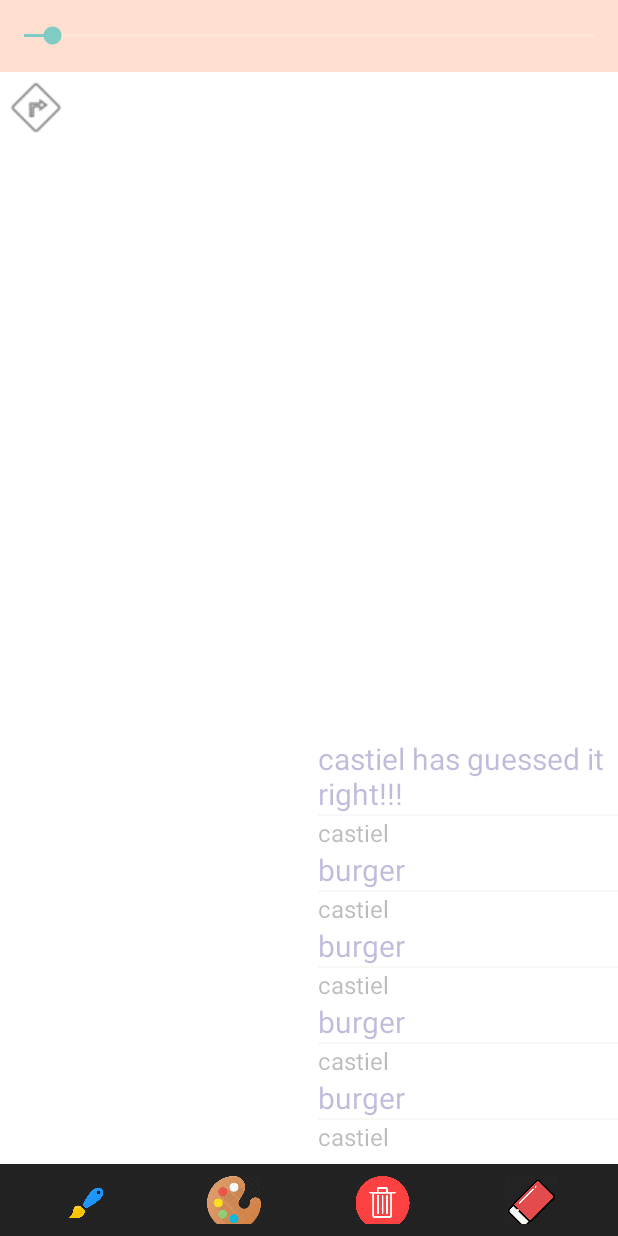
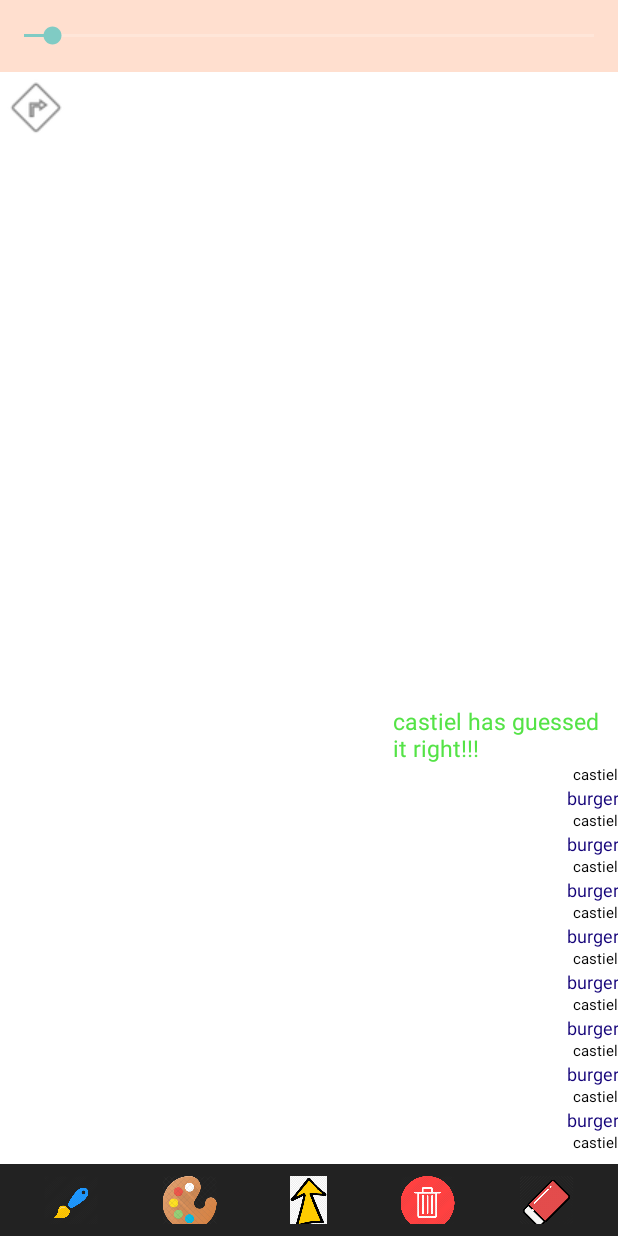
Before and after one commit to monkonmac/scribbl, an Android app: the screen it shows after launch (MainActivity), on a phone screen of 412 x 824 dp. Run offline under Robolectric (Android 15) with nearby library versions, the phone set to English and light mode, and no system bars.

Commit message:
added screenshot functionality

```diff
--- a/app/src/main/java/com/example/scribbl/AppValues.kt
+++ b/app/src/main/java/com/example/scribbl/AppValues.kt
@@ -9,5 +9,8 @@ class AppValues {
 
         @JvmStatic
         public val DEFAULT_BRUSH_WIDTH = 12f
+
+        @JvmStatic
+        public val SCREENSHOT_FOLDER = "Scribbles"
     }
 }
--- a/app/src/main/java/com/example/scribbl/CanvasCommand.kt
+++ b/app/src/main/java/com/example/scribbl/CanvasCommand.kt
@@ -1,5 +1,5 @@
 package com.example.scribbl
 
 enum class CanvasCommand {
-    UNDO, REDO, RESET, ERASER, BRUSH, PALETTE, DISABLE_DRAWING, ENABLE_DRAWING
+    UNDO, REDO, RESET, ERASER, BRUSH, PALETTE, DISABLE_DRAWING, ENABLE_DRAWING, SAVE_SCREENSHOT
 }
--- a/app/src/main/java/com/example/scribbl/MainActivity.kt
+++ b/app/src/main/java/com/example/scribbl/MainActivity.kt
@@ -9,7 +9,9 @@ import android.os.Handler
 import android.speech.RecognitionListener
 import android.speech.RecognizerIntent
 import android.speech.SpeechRecognizer
+import android.view.MotionEvent
 import android.view.View
+import android.view.ViewGroup
 import android.widget.EditText
 import android.widget.ImageView
 import android.widget.SeekBar
@@ -27,7 +29,7 @@ import java.util.ArrayList
 
 
 class MainActivity : AppCompatActivity(), View.OnClickListener, SeekBar.OnSeekBarChangeListener, DrawingViewEventListener,
-    GameScreen.GameScreenActionListener {
+    GameScreen.GameScreenActionListener, RecyclerView.OnItemTouchListener {
 
     private var fragManager: FragmentManager? = null
     private lateinit var gameScreen: GameScreen
@@ -35,6 +37,7 @@ class MainActivity : AppCompatActivity(), View.OnClickListener, SeekBar.OnSeekBa
     private lateinit var iv_button_2: ImageView
     private lateinit var iv_button_3: ImageView
     private lateinit var iv_button_4: ImageView
+    private lateinit var iv_button_5: ImageView
 
     private lateinit var sizeSlider: AppCompatSeekBar
 
@@ -55,6 +58,8 @@ class MainActivity : AppCompatActivity(), View.OnClickListener, SeekBar.OnSeekBa
     private lateinit var rvUserMessage : RecyclerView
     private lateinit var linearLayoutManager: LinearLayoutManager
 
+    private var rvMinMode = true
+
     override fun onCreate(savedInstanceState: Bundle?) {
         super.onCreate(savedInstanceState)
         setContentView(R.layout.activity_main)
@@ -64,6 +69,7 @@ class MainActivity : AppCompatActivity(), View.OnClickListener, SeekBar.OnSeekBa
         rvUserMessage.layoutManager = linearLayoutManager
         rvUserMessage.itemAnimator = DefaultItemAnimator()
         rvUserMessage.adapter = UserMessageAdapter(getUserMessages())
+        rvUserMessage.addOnItemTouchListener(this)
 
         fragManager = supportFragmentManager
         gameScreen = GameScreen(this, this)
@@ -72,7 +78,7 @@ class MainActivity : AppCompatActivity(), View.OnClickListener, SeekBar.OnSeekBa
 
     private fun getUserMessages(): ArrayList<UserMessageModel> {
         val list = ArrayList<UserMessageModel>()
-        list.add(UserMessageModel(message = "castiel has guessed it right!!!"))
+        list.add(UserMessageModel(message = "castiel has guessed it right!!!", isInfo = true))
         for(i in 0..50){
             list.add(UserMessageModel("castiel", "burger"))
         }
@@ -95,11 +101,13 @@ class MainActivity : AppCompatActivity(), View.OnClickListener, SeekBar.OnSeekBa
         iv_button_2 = findViewById(R.id.iv_bottom2)
         iv_button_3 = findViewById(R.id.iv_bottom3)
         iv_button_4 = findViewById(R.id.iv_bottom4)
+        iv_button_5 = findViewById(R.id.iv_bottom5)
 
         iv_button_1.setOnClickListener(this)
         iv_button_2.setOnClickListener(this)
         iv_button_3.setOnClickListener(this)
         iv_button_4.setOnClickListener(this)
+        iv_button_5.setOnClickListener(this)
 
         sizeSlider = findViewById(R.id.size_slider);
         sizeSlider.max = 100
@@ -113,10 +121,12 @@ class MainActivity : AppCompatActivity(), View.OnClickListener, SeekBar.OnSeekBa
         when(p0?.id){
             R.id.iv_bottom1 -> passMessageToCanvas(CanvasCommand.BRUSH)
             R.id.iv_bottom2 -> passMessageToCanvas(CanvasCommand.PALETTE)
-            R.id.iv_bottom3 -> passMessageToCanvas(CanvasCommand.RESET)
-            R.id.iv_bottom4 -> passMessageToCanvas(CanvasCommand.ERASER)
+            R.id.iv_bottom3 -> passMessageToCanvas(CanvasCommand.SAVE_SCREENSHOT)
+            R.id.iv_bottom4 -> passMessageToCanvas(CanvasCommand.RESET)
+            R.id.iv_bottom5 -> passMessageToCanvas(CanvasCommand.ERASER)
             R.id.test_changeMode -> changeMode(!IS_PLAYER_DRAWING)
             R.id.stt_button -> sttLaunch()
+            R.id.rv_user_message -> flipUserMessageMode()
         }
     }
 
@@ -328,4 +338,29 @@ class MainActivity : AppCompatActivity(), View.OnClickListener, SeekBar.OnSeekBa
     private fun setTextInUserInput(match: String?) {
         textInputUser.setText(match)
     }
+
+    private fun flipUserMessageMode() {
+        var layoutParms = rvUserMessage.layoutParams
+        if(rvMinMode){
+            layoutParms.height = ViewGroup.LayoutParams.MATCH_PARENT
+        }else{
+            layoutParms.height = 600
+        }
+        rvUserMessage.layoutParams = layoutParms
+        rvMinMode = !rvMinMode
+    }
+
+    override fun onTouchEvent(rv: RecyclerView, e: MotionEvent) {
+    }
+
+    override fun onInterceptTouchEvent(rv: RecyclerView, e: MotionEvent): Boolean {
+        if(e.action == MotionEvent.ACTION_DOWN){
+            flipUserMessageMode()
+        }
+        return true
+    }
+
+    override fun onRequestDisallowInterceptTouchEvent(disallowIntercept: Boolean) {
+
+    }
 }
--- a/app/src/main/res/layout/activity_main.xml
+++ b/app/src/main/res/layout/activity_main.xml
@@ -52,6 +52,6 @@
         android:layout_gravity="end|right|bottom"
         android:layout_marginTop="48dp"
         android:layout_marginBottom="54dp"
-        android:layout_width="200dp"
+        android:layout_width="150dp"
         android:layout_height="300dp"/>
 </FrameLayout>
--- a/app/src/main/res/layout/bottom_bar.xml
+++ b/app/src/main/res/layout/bottom_bar.xml
@@ -23,13 +23,20 @@
     <ImageView
         android:id="@+id/iv_bottom3"
         android:layout_weight="1"
-        android:src="@drawable/delete"
+        android:src="@drawable/uparrow"
         android:layout_width="0dp"
         android:layout_height="36dp"/>
 
     <ImageView
         android:id="@+id/iv_bottom4"
         android:layout_weight="1"
+        android:src="@drawable/delete"
+        android:layout_width="0dp"
+        android:layout_height="36dp"/>
+
+    <ImageView
+        android:id="@+id/iv_bottom5"
+        android:layout_weight="1"
         android:src="@drawable/eraser"
         android:layout_width="0dp"
         android:layout_height="36dp"/>
--- a/app/src/main/res/layout/item_user_message.xml
+++ b/app/src/main/res/layout/item_user_message.xml
@@ -1,8 +1,8 @@
 <?xml version="1.0" encoding="utf-8"?>
-<LinearLayout
-    xmlns:android="http://schemas.android.com/apk/res/android"
+<LinearLayout xmlns:android="http://schemas.android.com/apk/res/android"
     android:layout_width="match_parent"
     android:layout_height="wrap_content"
+    xmlns:tools="http://schemas.android.com/tools"
     android:orientation="vertical"
     android:background="#00000000">
 
@@ -11,9 +11,11 @@
         android:layout_width="match_parent"
         android:layout_height="wrap_content"
         android:background="#00000000"
-        android:textColor="#44000000"
-        android:textSize="16sp"
+        android:textColor="#000000"
+        android:textSize="10sp"
         android:ellipsize="end"
+        android:gravity="end"
+        tools:text="castiel"
         android:maxLines="1"/>
 
     <TextView
@@ -21,9 +23,11 @@
         android:layout_width="match_parent"
         android:layout_height="wrap_content"
         android:background="#00000000"
-        android:textColor="#44120078"
-        android:textSize="20sp"
+        android:textColor="#120078"
+        android:gravity="end"
+        android:textSize="12sp"
         android:ellipsize="end"
+        tools:text="cat"
         android:maxLines="2"/>
 
     <TextView
@@ -32,10 +36,8 @@
         android:layout_height="wrap_content"
         android:background="#00000000"
         android:textColor="#54e346"
-        android:textSize="20sp"/>
-
-    <View
-        android:layout_width="match_parent"
-        android:background="#33dddddd"
-        android:layout_height="1dp"/>
+        android:ellipsize="end"
+        android:layout_gravity="start"
+        tools:text="castiel has guessed it right!!"
+        android:textSize="15sp"/>
 </LinearLayout>
```
Also changed, not shown: app/src/main/java/com/example/scribbl/ScreenshotHelper.kt (added, +67 -0 lines), app/src/main/res/drawable-v24/uparrow.png (added).
